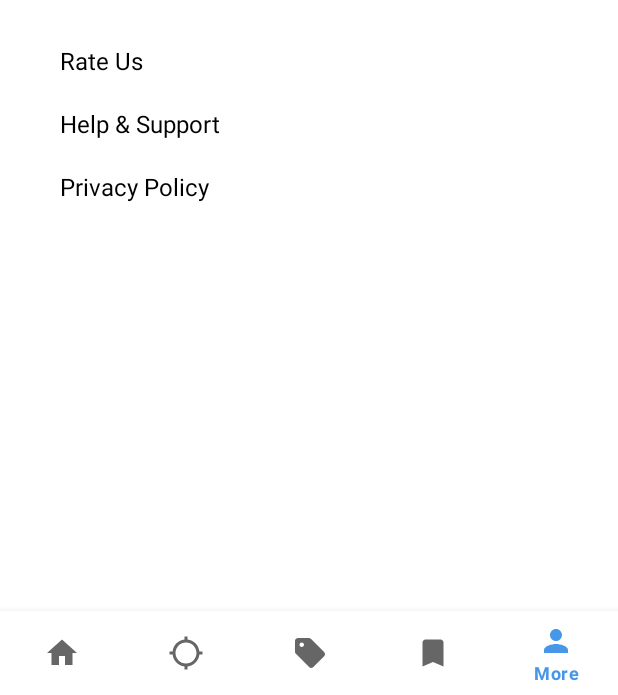
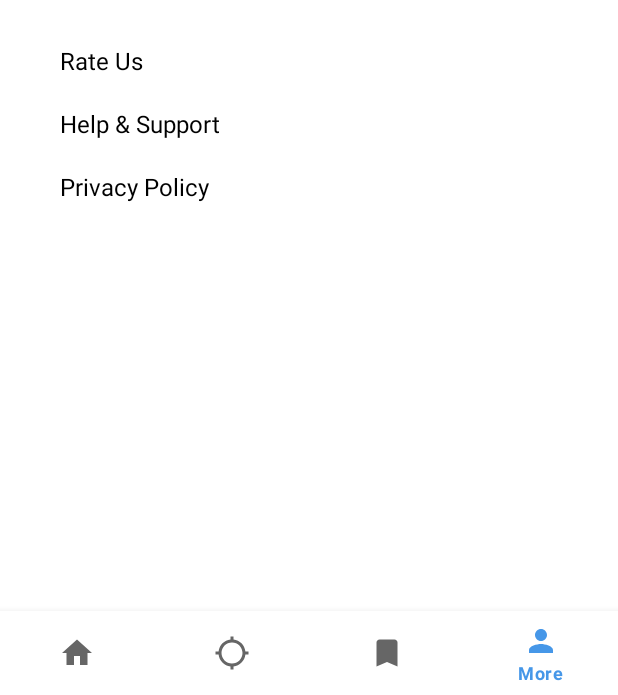
Before and after one commit to Palash2911/Rempo, an Android app: the Morefragment screen opened through its navigation route, on a phone screen of 412 x 824 dp, the part 541-1236 px from its top. Run offline under Robolectric (Android 15) with nearby library versions, the phone set to English and light mode, and no system bars; our stand-ins replace Firebase (no records; nobody signed in at launch, a user with empty details on screens opened directly), navigation-ui; pictures from the network do not load; Roboto replaces fonts that are not available here; 5 statements that could not run were skipped.

Commit message:
Revert "Added 5th tab of sell"
This reverts commit 3e0572048f756510a1dff0a44b3835d9ade738e4.

```diff
--- a/app/src/main/java/com/godspeed/propmart/Bottomtab.kt
+++ b/app/src/main/java/com/godspeed/propmart/Bottomtab.kt
@@ -26,7 +26,7 @@ class Bottomtab : AppCompatActivity() {
         // menu should be considered as top level destinations.
         val appBarConfiguration = AppBarConfiguration(
             setOf(
-                R.id.navigation_Location, R.id.navigation_Hompage, R.id.navigation_Bookmarks, R.id.navigation_more, R.id.navigation_Sell
+                R.id.navigation_Location, R.id.navigation_Hompage, R.id.navigation_Bookmarks
             )
         )
 //        setupActionBarWithNavController(navController, appBarConfiguration)
--- a/app/src/main/java/com/godspeed/propmart/Otpactivity.kt
+++ b/app/src/main/java/com/godspeed/propmart/Otpactivity.kt
@@ -66,7 +66,6 @@ class Otpactivity : AppCompatActivity() {
             auth.signOut()
             val intent = Intent(this, MainActivity::class.java)
             startActivity(intent)
-            finish()
         }
 
         resendotp.setOnClickListener{
--- a/app/src/main/java/com/godspeed/propmart/ui/more/Morefragment.kt
+++ b/app/src/main/java/com/godspeed/propmart/ui/more/Morefragment.kt
@@ -60,7 +60,6 @@ class Morefragment : Fragment() {
             auth.signOut()
             val intent = Intent(activity, MainActivity::class.java)
             startActivity(intent)
-            activity?.finish()
         }
 
 //        _binding!!.profileimg.setImageURI(profileuri)
--- a/app/src/main/res/drawable/ic_baseline_sell_24.xml
+++ /dev/null
@@ -1,5 +0,0 @@
-<vector android:height="24dp" android:tint="#000000"
-    android:viewportHeight="24" android:viewportWidth="24"
-    android:width="24dp" xmlns:android="http://schemas.android.com/apk/res/android">
-    <path android:fillColor="@android:color/white" android:pathData="M21.41,11.41l-8.83,-8.83C12.21,2.21 11.7,2 11.17,2H4C2.9,2 2,2.9 2,4v7.17c0,0.53 0.21,1.04 0.59,1.41l8.83,8.83c0.78,0.78 2.05,0.78 2.83,0l7.17,-7.17C22.2,13.46 22.2,12.2 21.41,11.41zM6.5,8C5.67,8 5,7.33 5,6.5S5.67,5 6.5,5S8,5.67 8,6.5S7.33,8 6.5,8z"/>
-</vector>
--- a/app/src/main/res/menu/bottom_nav_menu.xml
+++ b/app/src/main/res/menu/bottom_nav_menu.xml
@@ -13,11 +13,6 @@
         android:title="@string/title_Location" />
 
     <item
-        android:id="@+id/navigation_Sell"
-        android:icon="@drawable/ic_baseline_sell_24"
-        android:title="@string/resell" />
-
-    <item
         android:id="@+id/navigation_Bookmarks"
         android:icon="@drawable/ic_baseline_bookmark_24"
         android:title="@string/title_Bookmarks" />
--- a/app/src/main/res/navigation/mobile_navigation.xml
+++ b/app/src/main/res/navigation/mobile_navigation.xml
@@ -28,10 +28,4 @@
         android:name="com.godspeed.propmart.ui.more.Morefragment"
         android:label="Morefragment"
         tools:layout="@layout/fragment_morefragment"/>
-
-    <fragment
-        android:id="@+id/navigation_Sell"
-        android:name="com.godspeed.propmart.sell.SellFragment"
-        android:label="SellFragment"
-        tools:layout="@layout/fragment_sell" />
 </navigation>
--- a/app/src/main/res/values/colors.xml
+++ b/app/src/main/res/values/colors.xml
@@ -8,4 +8,5 @@
     <color name="black">#FF000000</color>
     <color name="white">#FFFFFFFF</color>
     <color name="reccolor">#E5E5E5</color>
+
 </resources>
--- a/app/src/main/res/values/strings.xml
+++ b/app/src/main/res/values/strings.xml
@@ -7,5 +7,4 @@
     <!-- TODO: Remove or change this placeholder text -->
     <string name="hello_blank_fragment">Hello blank fragment</string>
     <string name="more">More</string>
-    <string name="resell">Sell</string>
 </resources>
--- a/build.gradle
+++ b/build.gradle
@@ -3,7 +3,7 @@ buildscript {
     dependencies {
         classpath 'com.android.tools.build:gradle:7.2.1'
         classpath 'com.google.gms:google-services:4.3.10'
-        classpath 'org.jetbrains.kotlin:kotlin-gradle-plugin:1.7.10'
+        classpath 'org.jetbrains.kotlin:kotlin-gradle-plugin:1.6.21'
     }
     repositories {
         google()
```
Also changed, not shown: app/src/main/java/com/godspeed/propmart/sell/SellFragment.kt (deleted, +0 -60 lines), app/src/main/java/com/godspeed/propmart/sell/SellViewModel.kt (deleted, +0 -11 lines), app/src/main/res/layout/fragment_sell.xml (deleted, +0 -14 lines).
